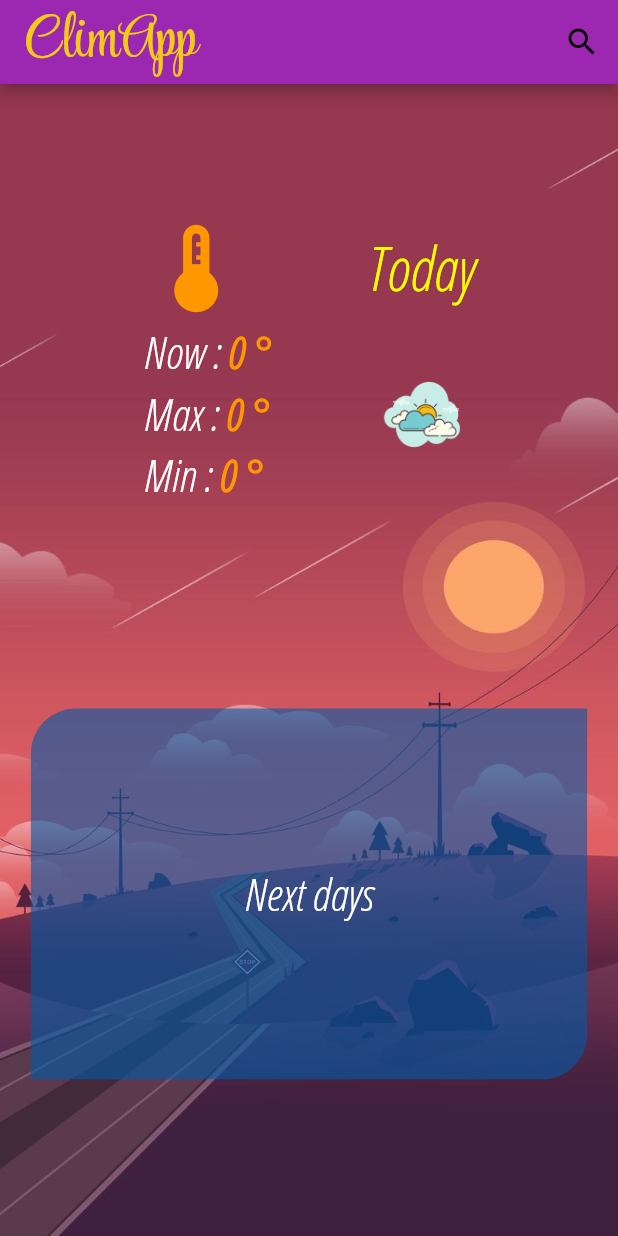
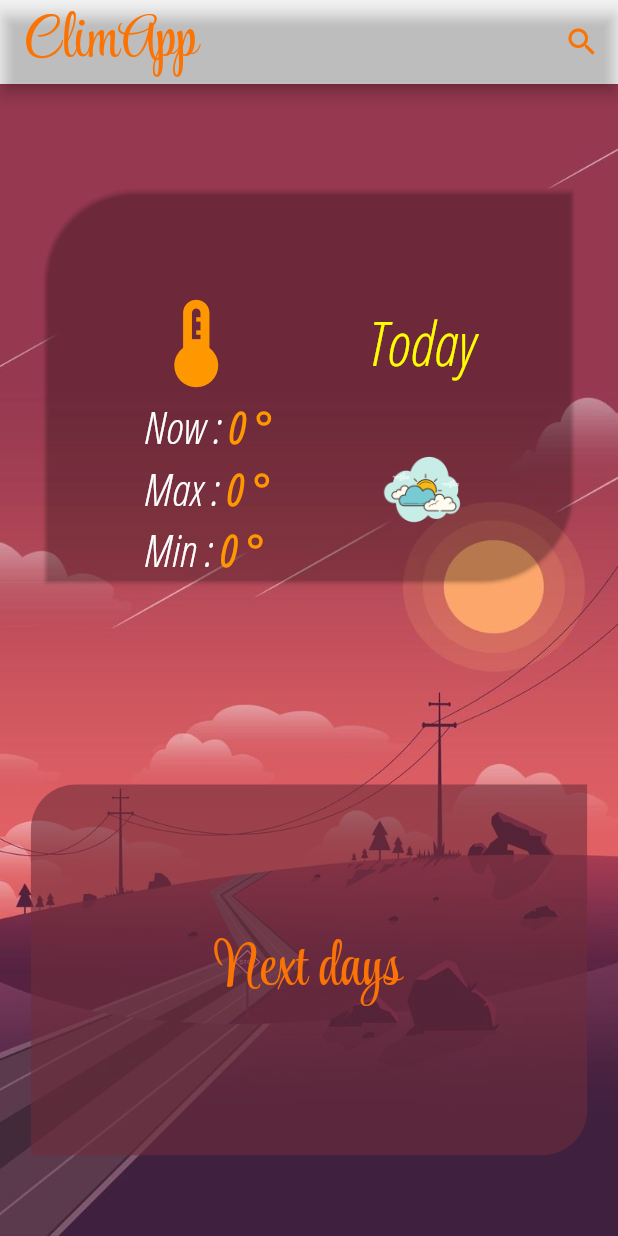
Before and after one commit to Jcogollohernandez12/ClimApp, a Flutter app: the screen it shows after launch, on a phone screen of 412 x 824 dp. Run offline on Flutter 3.47's test engine with Material 2 defaults, Android fonts, the phone set to English and light mode, and no system bars; our stand-ins replace date_format, easy_splash_screen, shared_preferences.

Commit message:
first commit

```diff
--- a/lib/src/view/pages/homePage.dart
+++ b/lib/src/view/pages/homePage.dart
@@ -23,7 +23,7 @@ class _HomePageState extends State<HomePage> {
   Widget build(BuildContext context) {
     return Scaffold(
       appBar: AppBar(
-        backgroundColor: Colors.purple,
+        backgroundColor: Colors.white10,
         title: Text(
           "ClimApp",
           style: style.style4,
@@ -42,7 +42,7 @@ class _HomePageState extends State<HomePage> {
               }
             },
             icon: const Icon(Icons.search),
-            color: Colors.black,
+            color: const Color.fromARGB(255, 250, 115, 4),
           )
         ],
       ),
@@ -56,10 +56,7 @@ class _HomePageState extends State<HomePage> {
               children: [
                 _initialInfo(),
                 SizedBox(
-                  height: MediaQuery.of(context).size.height * 0.10,
-                ),
-                SizedBox(
-                  height: MediaQuery.of(context).size.height * 0.04,
+                  height: MediaQuery.of(context).size.height * 0.08,
                 ),
                 isData ? _anotherInfo() : _emptyContainer(),
               ],
@@ -70,9 +67,17 @@ class _HomePageState extends State<HomePage> {
     );
   }
 
+//metodo que muestra la parte del dia de hoy del clima
   Widget _initialInfo() {
-    return Container(
-      margin: const EdgeInsets.symmetric(horizontal: 30.0, vertical: 20.0),
+    return Card(
+      shape: const RoundedRectangleBorder(
+        borderRadius: BorderRadius.only(
+          topLeft: Radius.circular(60),
+          bottomRight: Radius.circular(60.0),
+        ),
+      ),
+      color: Colors.transparent,
+      margin: const EdgeInsets.symmetric(horizontal: 30.0, vertical: 70.0),
       child: Row(
         mainAxisAlignment: MainAxisAlignment.spaceEvenly,
         crossAxisAlignment: CrossAxisAlignment.start,
@@ -212,14 +217,14 @@ class _HomePageState extends State<HomePage> {
       height: MediaQuery.of(context).size.height * 0.3,
       width: MediaQuery.of(context).size.width * 0.90,
       decoration: const BoxDecoration(
-        color: Color.fromRGBO(0, 90, 167, 0.6),
+        color: Color.fromARGB(153, 110, 44, 58),
         borderRadius: BorderRadius.only(
             topLeft: Radius.circular(30), bottomRight: Radius.circular(30.0)),
       ),
       child: Center(
         child: Text(
           "Next days",
-          style: style.style2,
+          style: style.style4,
         ),
       ),
     );
--- a/lib/src/view/styles.dart
+++ b/lib/src/view/styles.dart
@@ -13,7 +13,7 @@ TextStyle style3 = const TextStyle(
 
 TextStyle style4 = const TextStyle(
     fontSize: 40.0,
-    color: Color.fromRGBO(242, 202, 24, 100),
+    color: Color.fromARGB(255, 250, 115, 4),
     fontFamily: "alpha2");
 
 TextStyle style5 = const TextStyle(
```
